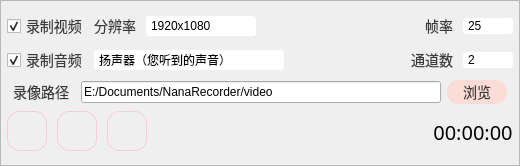
Qt form NanaRecorder/NanaRecorder.ui (onlyet/NanaRecorder) before a commit.
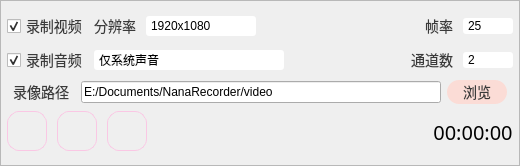
The same form after that commit. Icons and pictures are not drawn.

Diff of the .ui file:
```diff
--- a/NanaRecorder/NanaRecorder.ui
+++ b/NanaRecorder/NanaRecorder.ui
@@ -229,7 +229,7 @@
             </property>
             <item>
              <property name="text">
-              <string>扬声器（您听到的声音）</string>
+              <string>仅系统声音</string>
              </property>
             </item>
             <item>
```
Left out of the diff: 7 changed lines with no effect on the pictures.
